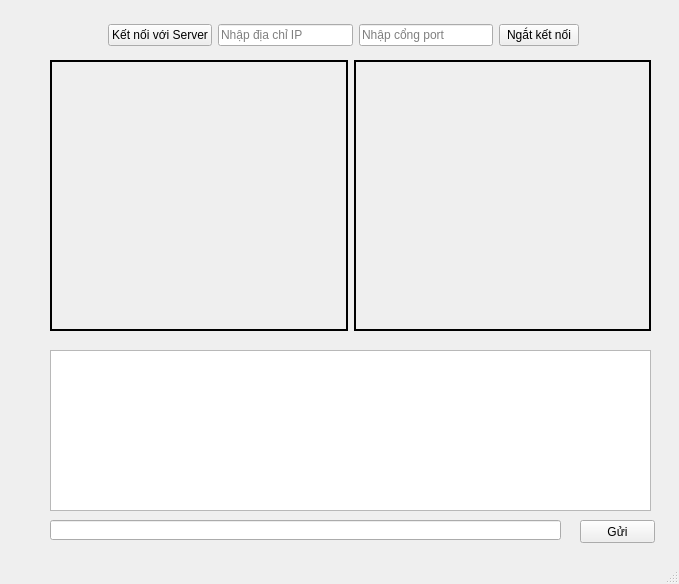
NguyenTrung2002/DetectServer, file ClientApp/client_ui.ui: the form before one commit.
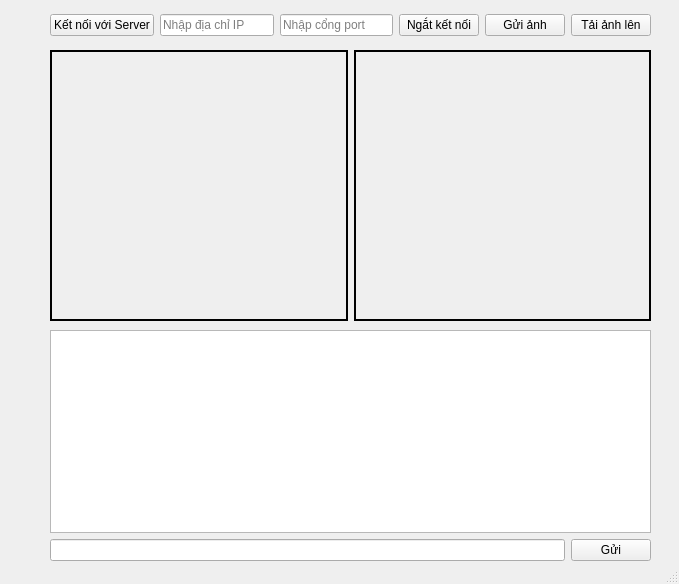
The form after the commit.

Commit message: Update giao diện, thêm tải ảnh lên ở client_test.py 08/08/2024 5:00PM

The edit to the form file:
```diff
--- a/ClientApp/client_ui.ui
+++ b/ClientApp/client_ui.ui
@@ -17,9 +17,9 @@
    <widget class="QWidget" name="horizontalLayoutWidget">
     <property name="geometry">
      <rect>
-      <x>108</x>
-      <y>20</y>
-      <width>471</width>
+      <x>50</x>
+      <y>10</y>
+      <width>601</width>
       <height>31</height>
      </rect>
     </property>
@@ -64,13 +64,27 @@
        </property>
       </widget>
      </item>
+     <item>
+      <widget class="QPushButton" name="sendImageBut">
+       <property name="text">
+        <string>Gửi ảnh</string>
+       </property>
+      </widget>
+     </item>
+     <item>
+      <widget class="QPushButton" name="loadImageBut">
+       <property name="text">
+        <string>Tải ảnh lên</string>
+       </property>
+      </widget>
+     </item>
     </layout>
    </widget>
    <widget class="QWidget" name="horizontalLayoutWidget_2">
     <property name="geometry">
      <rect>
       <x>50</x>
-      <y>60</y>
+      <y>50</y>
       <width>601</width>
       <height>271</height>
      </rect>
@@ -104,41 +118,38 @@
      </item>
     </layout>
    </widget>
-   <widget class="QTextEdit" name="chatTextEdit">
+   <widget class="QWidget" name="verticalLayoutWidget">
     <property name="geometry">
      <rect>
       <x>50</x>
-      <y>350</y>
+      <y>330</y>
       <width>601</width>
-      <height>161</height>
+      <height>231</height>
      </rect>
     </property>
-    <property name="readOnly">
-     <bool>true</bool>
-    </property>
-   </widget>
-   <widget class="QLineEdit" name="sendLine">
-    <property name="geometry">
-     <rect>
-      <x>50</x>
-      <y>520</y>
-      <width>511</width>
-      <height>20</height>
-     </rect>
-    </property>
-   </widget>
-   <widget class="QPushButton" name="sendBut">
-    <property name="geometry">
-     <rect>
-      <x>580</x>
-      <y>520</y>
-      <width>75</width>
-      <height>23</height>
-     </rect>
-    </property>
-    <property name="text">
-     <string>Gửi</string>
-    </property>
+    <layout class="QVBoxLayout" name="verticalLayout">
+     <item>
+      <widget class="QTextEdit" name="chatTextEdit">
+       <property name="readOnly">
+        <bool>true</bool>
+       </property>
+      </widget>
+     </item>
+     <item>
+      <layout class="QHBoxLayout" name="horizontalLayout_3">
+       <item>
+        <widget class="QLineEdit" name="sendLine"/>
+       </item>
+       <item>
+        <widget class="QPushButton" name="sendBut">
+         <property name="text">
+          <string>Gửi</string>
+         </property>
+        </widget>
+       </item>
+      </layout>
+     </item>
+    </layout>
    </widget>
   </widget>
   <widget class="QStatusBar" name="statusbar"/>
```
The commit also changes 5 other files.
